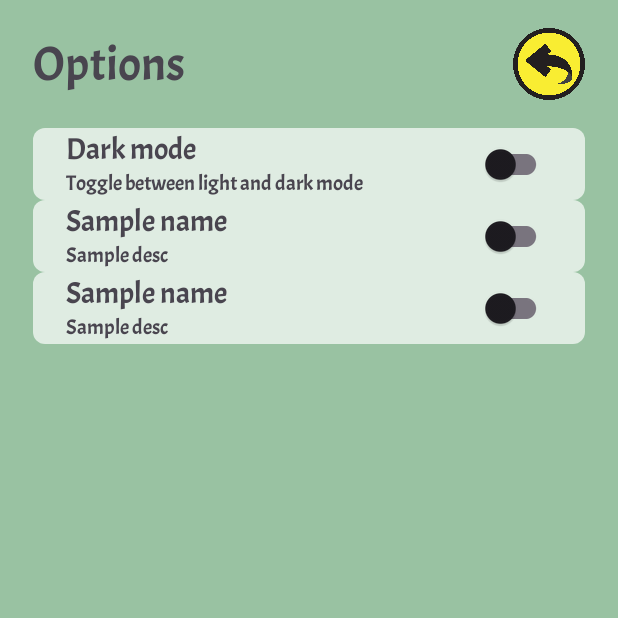
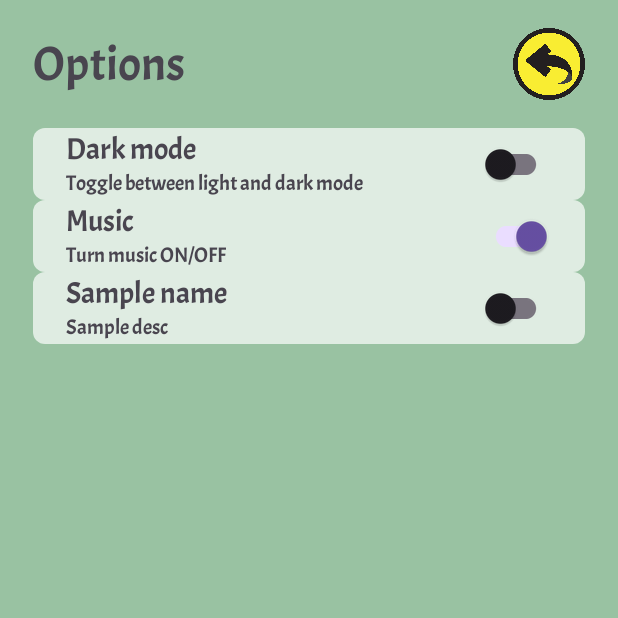
Before and after one commit to nafdez/CookieClicker, an Android app: the screen it shows after launch (OptionsActivity), after a tap on "Options", on a phone screen of 412 x 824 dp, the top half of it. Run offline under Robolectric (Android 15) with nearby library versions, the phone set to English and light mode, and no system bars.

Commit message:
Add option to turn off music

```diff
--- a/app/src/main/java/es/ignaciofp/contador/activities/OptionsActivity.java
+++ b/app/src/main/java/es/ignaciofp/contador/activities/OptionsActivity.java
@@ -6,6 +6,7 @@ import android.os.Bundle;
 import android.view.View;
 import android.widget.CompoundButton;
 import android.widget.ListView;
+import android.widget.Toast;
 
 import androidx.appcompat.app.AppCompatActivity;
 import androidx.appcompat.app.AppCompatDelegate;
@@ -16,29 +17,35 @@ import java.util.List;
 import es.ignaciofp.contador.R;
 import es.ignaciofp.contador.adapters.AdapterOptions;
 import es.ignaciofp.contador.models.Option;
+import es.ignaciofp.contador.utils.AppConstants;
 
 public class OptionsActivity extends AppCompatActivity implements CompoundButton.OnCheckedChangeListener {
 
     private SharedPreferences sharedPref;
     private SharedPreferences.Editor editor;
     private List<Option> optionList;
-    boolean checkedDefaultValue = false;
+
+    // Tags
+    private final String TOGGLE_THEME_TAG = AppConstants.OPTIONS_TOGGLE_THEME_TAG;
+    private final String MUSIC_TAG = AppConstants.OPTIONS_MUSIC_TAG;
 
     @Override
     protected void onCreate(Bundle savedInstanceState) {
         super.onCreate(savedInstanceState);
         setContentView(R.layout.activity_options);
 
-        sharedPref = getPreferences(MODE_PRIVATE);
+        sharedPref = getSharedPreferences(AppConstants.OPTIONS_PREF_KEY, MODE_PRIVATE);
         editor = sharedPref.edit();
 
         ListView optionListView = findViewById(R.id.listview_options);
 
         optionList = new ArrayList<>();
 
-        addOption(getResources().getString(R.string.options_theme_name_text), getResources().getString(R.string.options_theme_description), getResources().getString(R.string.PREF_DARK_MODE));
-        addOption("Sample name", "Sample desc", "sampleSwitch1");
-        addOption("Sample name", "Sample desc", "sampleSwitch2");
+        addOption(getResources().getString(R.string.options_theme_name_text), getResources().getString(R.string.options_theme_description), TOGGLE_THEME_TAG, false);
+        addOption(getResources().getString(R.string.options_music_name), getResources().getString(R.string.options_music_description), MUSIC_TAG, true);
+        addOption("Sample name", "Sample desc", "sampleSwitch2", false);
+
+//        optionList.get(0).setChecked(true);
 
         optionListView.setAdapter(new AdapterOptions(this, R.layout.item_option, R.id.text_blank, optionList));
 
@@ -62,9 +69,12 @@ public class OptionsActivity extends AppCompatActivity implements CompoundButton
     @Override
     public void onCheckedChanged(CompoundButton compoundButton, boolean isChecked) {
         switch (compoundButton.getTag().toString()) {
-            case "toggleTheme":
+            case TOGGLE_THEME_TAG:
                 toggleTheme(isChecked);
                 toggleChecked(compoundButton, isChecked);
+                break;
+            case MUSIC_TAG:
+                Toast.makeText(this, isChecked? "Music ON" : "Music OFF", Toast.LENGTH_SHORT).show();
                 break;
         }
         toggleChecked(compoundButton, isChecked);
@@ -78,7 +88,7 @@ public class OptionsActivity extends AppCompatActivity implements CompoundButton
      * @param desc description of the option
      * @param tag tag of the option
      */
-    private void addOption(String name, String desc, String tag) {
+    private void addOption(String name, String desc, String tag, boolean checkedDefaultValue) {
         boolean isChecked = sharedPref.getBoolean(tag, checkedDefaultValue);
 
         //TODO: Make sure that each option does what it says if "isChecked" is true
--- a/app/src/main/java/es/ignaciofp/contador/services/GameService.java
+++ b/app/src/main/java/es/ignaciofp/contador/services/GameService.java
@@ -45,7 +45,7 @@ public class GameService {
     /**
      * Resets all the data from the user
      */
-    public void resetData(Context context) {
+    public void resetData() {
         user.setCoins(AppConstants.DEFAULT_COINS);
         user.setClickValue(AppConstants.DEFAULT_CLICK_VALUE);
         user.setAutoClickValue(AppConstants.DEFAULT_AUTO_CLICK_VALUE);
--- a/app/src/main/java/es/ignaciofp/contador/utils/AppConstants.java
+++ b/app/src/main/java/es/ignaciofp/contador/utils/AppConstants.java
@@ -19,4 +19,9 @@ public class AppConstants {
 
     // KEYS
     public static final String USER_KEY = "user_key";
+
+    // OPTIONS TAGS AND KEYS
+    public static final String OPTIONS_PREF_KEY = "options_key";
+    public static final String OPTIONS_TOGGLE_THEME_TAG = "toggleTheme";
+    public static final String OPTIONS_MUSIC_TAG = "music";
 }
--- a/app/src/main/res/values/strings.xml
+++ b/app/src/main/res/values/strings.xml
@@ -9,8 +9,6 @@
     <string name="PREF_MEGA_PRICE" translatable="false">megaPrice</string>
     <string name="PREF_AUTO_PRICE" translatable="false">autoPrice</string>
     <string name="PREF_MEGA_AUTO_PRICE" translatable="false">megaAutoPrice</string>
-
-    <string name="PREF_DARK_MODE" translatable="false">toggleTheme</string>
 
 
     <string name="launch_welcome_text">Welcome to the best Cookie Clicker!</string>
@@ -47,4 +45,6 @@
     <string name="gen_dialog_neg_button">Cancel</string>
     <string name="game_reset_dialog_message">Are you sure you wanna reset all your data?</string>
     <string name="game_max_value_dialog_message">Congratulations, you\'ve finished the game but please, get a life</string>
+    <string name="options_music_name">Music</string>
+    <string name="options_music_description">Turn music ON/OFF</string>
 </resources>
```
Also changed, not shown: app/src/main/java/es/ignaciofp/contador/activities/GameActivity.java (+23 -1 lines), app/src/main/java/es/ignaciofp/contador/activities/RankingActivity.java (+18 -3 lines), 2 other files.
